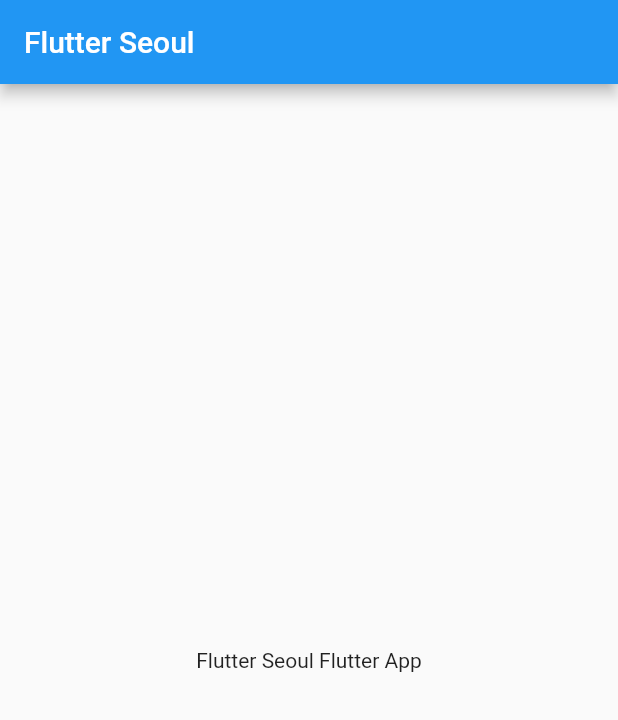
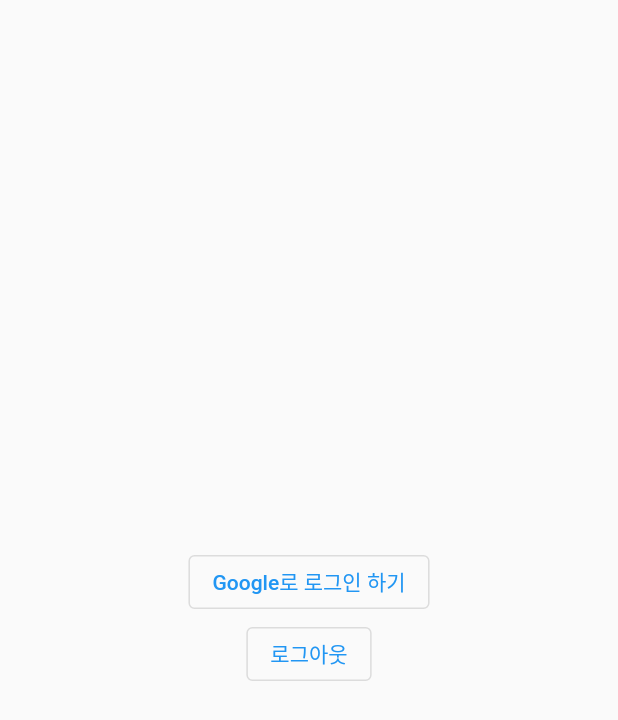
Before and after one commit to curogom/flutter_seoul, a Flutter app: the screen it shows after launch, on a phone screen of 412 x 824 dp. Shown: the top 720 px of the screen. Run offline on Flutter 3.47's test engine with Material 2 defaults, Android fonts, the phone set to English and light mode, and no system bars; our stand-ins replace firebase_auth, firebase_core, go_router, google_sign_in; accounts and stored records are empty; generated files the repository leaves out were written again.

Commit message:
add google sign-in / go_router

```diff
--- /dev/null
+++ b/lib/core/flutter_seoul_app.dart
@@ -0,0 +1,13 @@
+import 'package:flutter/material.dart';
+import 'package:flutter_seoul/core/router.dart';
+
+class FlutterSeoulApp extends StatelessWidget {
+  const FlutterSeoulApp({Key? key}) : super(key: key);
+
+  @override
+  Widget build(BuildContext context) {
+    return MaterialApp.router(
+      routerConfig: CommonRouter().router(),
+    );
+  }
+}
--- /dev/null
+++ b/lib/core/router.dart
@@ -0,0 +1,13 @@
+import 'package:flutter_seoul/core/view/login/login.dart';
+import 'package:go_router/go_router.dart';
+
+class CommonRouter {
+  final GoRoute _loginRouter = GoRoute(path: '/', builder: (context, state) => const FSLoginPage());
+
+  GoRouter router() {
+    return GoRouter(
+        routes: [
+      _loginRouter,
+    ]);
+  }
+}
--- /dev/null
+++ b/lib/core/view/login/login.dart
@@ -0,0 +1,24 @@
+import 'package:flutter/material.dart';
+import 'package:flutter_seoul/firebase/firebase.dart';
+
+class FSLoginPage extends StatelessWidget {
+  const FSLoginPage({Key? key}) : super(key: key);
+
+  @override
+  Widget build(BuildContext context) {
+    final FirebaseAuthService authService = FirebaseAuthService();
+
+    return Scaffold(
+      body: Center(
+        child: Column(
+          mainAxisAlignment: MainAxisAlignment.center,
+          crossAxisAlignment: CrossAxisAlignment.center,
+          children: [
+            OutlinedButton(onPressed: () => authService.signInWithGoogle(), child: const Text('Google로 로그인 하기')),
+            OutlinedButton(onPressed: () => authService.signOut(), child: const Text('로그아웃'))
+          ],
+        ),
+      ),
+    );
+  }
+}
--- /dev/null
+++ b/lib/firebase/firebase.dart
@@ -0,0 +1,2 @@
+export 'auth/auth.dart';
+export './core.dart';
--- a/lib/main.dart
+++ b/lib/main.dart
@@ -1,6 +1,6 @@
-import 'package:firebase_core/firebase_core.dart';
 import 'package:flutter/material.dart';
-import 'package:flutter_seoul/firebase_options.dart';
+import 'package:flutter_seoul/core/flutter_seoul_app.dart';
+import 'package:flutter_seoul/firebase/firebase.dart';
 
 void main() async {
   WidgetsFlutterBinding.ensureInitialized();
@@ -10,25 +10,9 @@ void main() async {
 
 Future<void> initApp() async {
   /// Initialize Firebase
-  await Firebase.initializeApp(
-    options: DefaultFirebaseOptions.currentPlatform,
-  );
+  await FirebaseCoreService.initFirebase();
+  FirebaseAuthService authService = FirebaseAuthService();
+  authService.listenFirebaseAuthState();
+  authService.listenFirebaseAuthToken();
+  authService.listenFirebaseAuthUserChange();
 }
-
-class FlutterSeoulApp extends StatelessWidget {
-  const FlutterSeoulApp({Key? key}) : super(key: key);
-
-  @override
-  Widget build(BuildContext context) {
-    return MaterialApp(
-      home: Scaffold(
-        appBar: AppBar(
-          title: const Text('Flutter Seoul'),
-        ),
-        body: const Center(
-          child: Text('Flutter Seoul Flutter App'),
-        ),
-      ),
-    );
-  }
-}
--- a/pubspec.yaml
+++ b/pubspec.yaml
@@ -17,8 +17,14 @@ dependencies:
 
   firebase_auth: 4.1.4
 
+  # Router
+  go_router: ^5.2.0
+
   # State management
   riverpod: 2.1.1
+
+  # Auth
+  google_sign_in: 5.4.2
 
 dev_dependencies:
   flutter_test:
```
Also changed, not shown: lib/firebase/auth/auth.dart (added, +58 -0 lines), lib/firebase/core.dart (added, +10 -0 lines), pubspec.lock, 5 other files.
